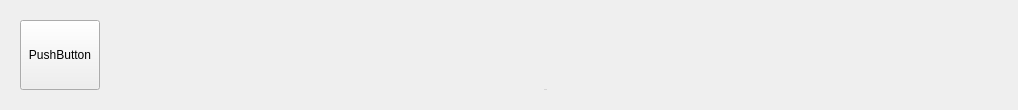
zhaomengxiao/LancetMITK-Adition, file Plugins/org.mitk.lancet.tha.application/src/internal/qlancetthaworkbenchmenubarform.ui: the form before one commit.
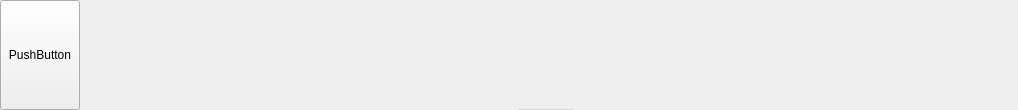
The form after the commit.

Patch:
```diff
--- a/Plugins/org.mitk.lancet.tha.application/src/internal/qlancetthaworkbenchmenubarform.ui
+++ b/Plugins/org.mitk.lancet.tha.application/src/internal/qlancetthaworkbenchmenubarform.ui
@@ -14,9 +14,39 @@
    <string>Form</string>
   </property>
   <layout class="QGridLayout" name="gridLayout">
+   <property name="leftMargin">
+    <number>0</number>
+   </property>
+   <property name="topMargin">
+    <number>0</number>
+   </property>
+   <property name="rightMargin">
+    <number>0</number>
+   </property>
+   <property name="bottomMargin">
+    <number>0</number>
+   </property>
+   <property name="spacing">
+    <number>0</number>
+   </property>
    <item row="0" column="0">
     <widget class="QWidget" name="widgetContainer" native="true">
      <layout class="QGridLayout" name="gridLayout_2">
+      <property name="leftMargin">
+       <number>0</number>
+      </property>
+      <property name="topMargin">
+       <number>0</number>
+      </property>
+      <property name="rightMargin">
+       <number>0</number>
+      </property>
+      <property name="bottomMargin">
+       <number>0</number>
+      </property>
+      <property name="spacing">
+       <number>0</number>
+      </property>
       <item row="0" column="0">
        <widget class="QPushButton" name="pushbtnApplicationIcon">
         <property name="sizePolicy">
```
